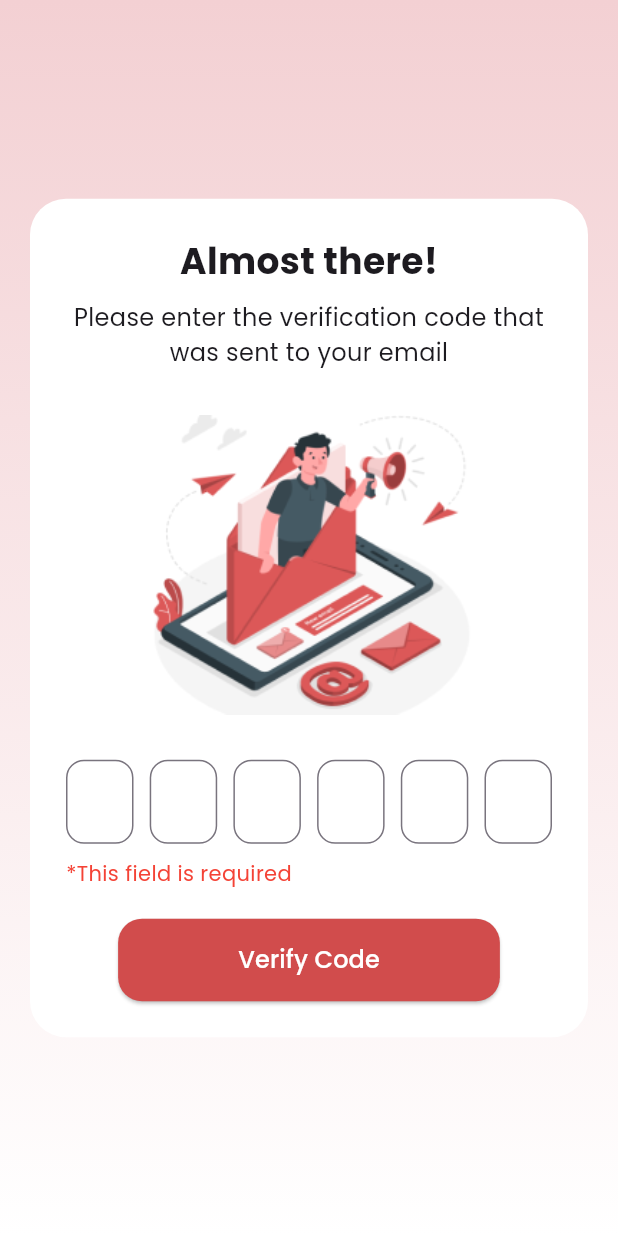
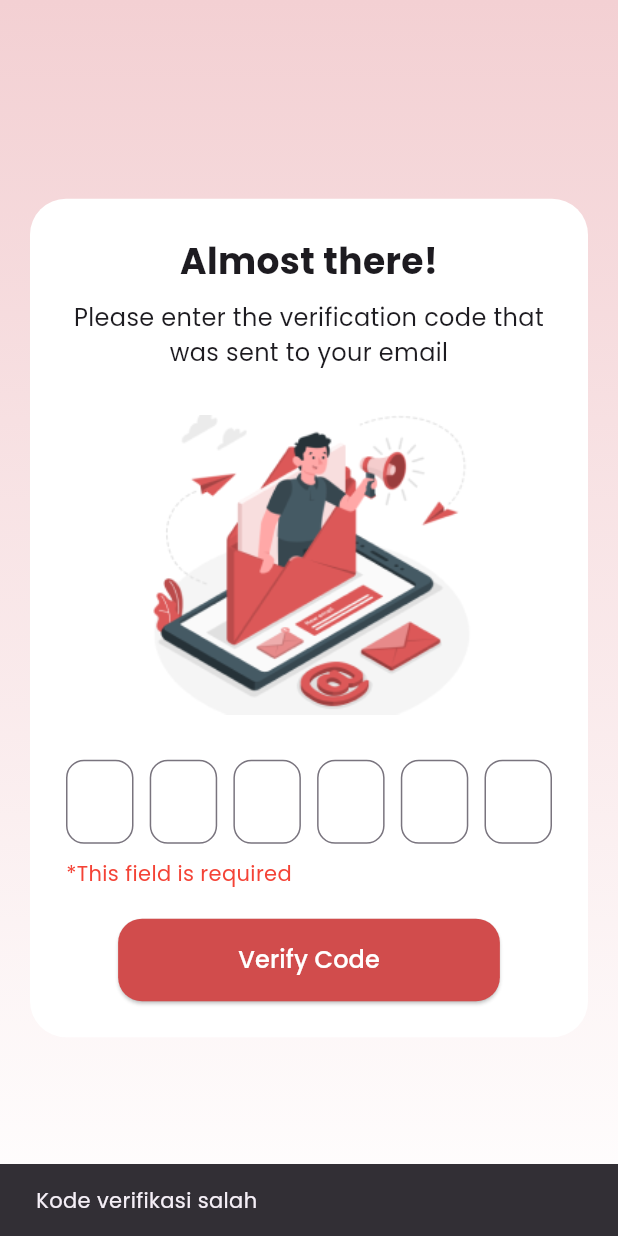
Before and after one commit to agilditya/MedWare-Mobile, a Flutter app: the VerificationScreen screen opened directly, after a tap on "Verify Code", on a phone screen of 412 x 824 dp. Run offline on Flutter 3.47's test engine with Material 3 defaults, Android fonts, the light colour scheme and no system bars; our stand-ins replace google_fonts.

Commit message:
nambah verif

```diff
--- a/lib/verifikasi.dart
+++ b/lib/verifikasi.dart
@@ -1,4 +1,5 @@
 import 'package:flutter/material.dart';
+import 'package:flutter/services.dart';
 
 void main() {
   runApp(
@@ -91,6 +92,29 @@ class _VerificationScreenState extends State<VerificationScreen> {
                       onPressed: () {
                         String code = _codeController.map((c) => c.text).join();
                         print("Kode verifikasi: $code");
+
+                        if (code == '000000') {
+                          showDialog(
+                            context: context,
+                            builder: (context) => AlertDialog(
+                              title: Text("Verifikasi Berhasil"),
+                              content:
+                                  Text("Kode verifikasi berhasil diverifikasi."),
+                              actions: [
+                                TextButton(
+                                  onPressed: () {
+                                    Navigator.of(context).pop();
+                                  },
+                                  child: Text("OK"),
+                                ),
+                              ],
+                            ),
+                          );
+                        } else {
+                          ScaffoldMessenger.of(context).showSnackBar(
+                            SnackBar(content: Text("Kode verifikasi salah")),
+                          );
+                        }
                       },
                       style: ElevatedButton.styleFrom(
                         backgroundColor: Color(0xFFD14C4C),
```
